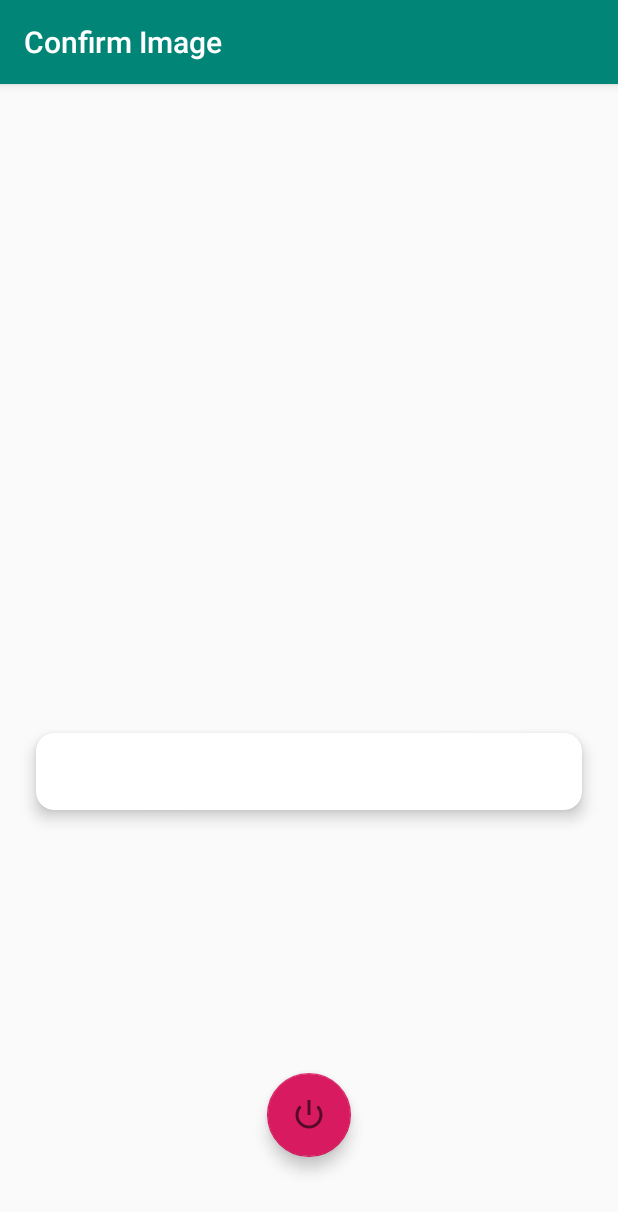
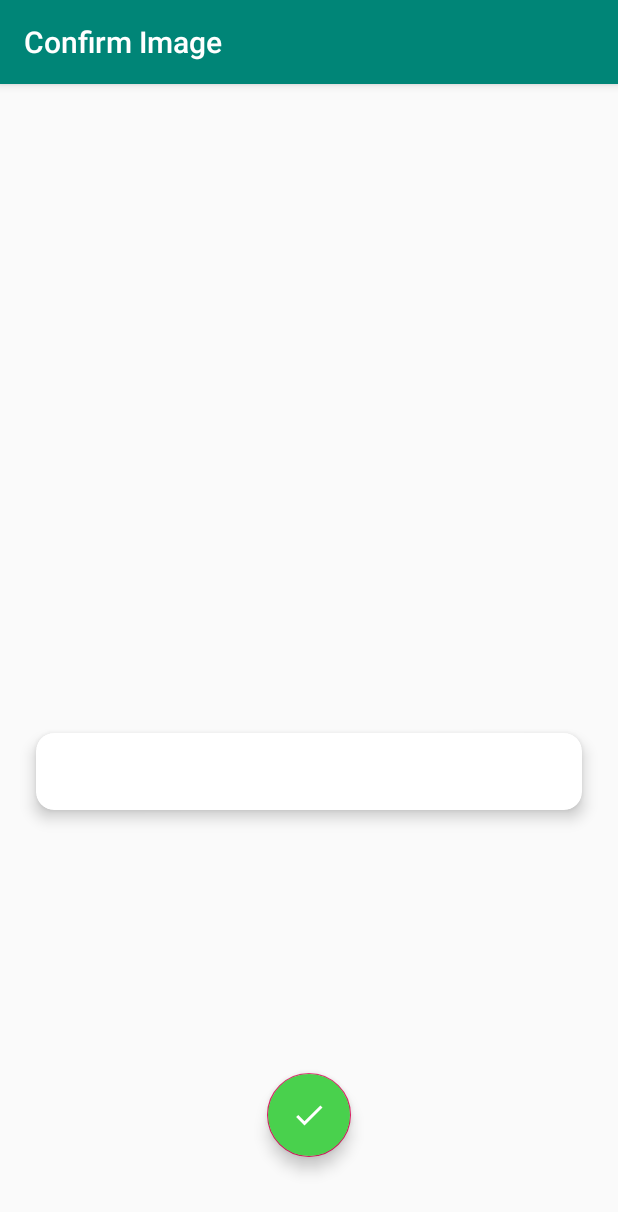
Before and after one commit to Automage/CalCam, an Android app: the ImageConfirmationActivity screen opened directly, with no data from a screen before it, on a phone screen of 412 x 824 dp. Shown: the top 1212 px of the screen. Run offline under Robolectric (Android 15) with nearby library versions, the phone set to English and light mode, and no system bars; libraries missing offline, so code that uses them is left out: com.google.firebase.ml; 4 statements that could not run were skipped.

Commit message:
Added FAB confirmation icon

```diff
--- /dev/null
+++ b/app/src/main/res/drawable-anydpi/ic_tick_icon.xml
@@ -0,0 +1,10 @@
+<vector xmlns:android="http://schemas.android.com/apk/res/android"
+    android:width="24dp"
+    android:height="24dp"
+    android:viewportWidth="24"
+    android:viewportHeight="24"
+    android:tint="#FFFFFF">
+    <path
+        android:fillColor="#FF000000"
+        android:pathData="M9,16.17L4.83,12l-1.42,1.41L9,19 21,7l-1.41,-1.41z"/>
+</vector>
--- a/app/src/main/res/layout/activity_image_confirmation.xml
+++ b/app/src/main/res/layout/activity_image_confirmation.xml
@@ -66,11 +66,12 @@
         android:layout_marginTop="8dp"
         android:layout_marginEnd="8dp"
         android:layout_marginBottom="8dp"
+        android:backgroundTint="@color/fab_confirmation_color"
         android:clickable="true"
         app:layout_constraintBottom_toBottomOf="parent"
         app:layout_constraintEnd_toEndOf="parent"
         app:layout_constraintStart_toStartOf="parent"
         app:layout_constraintTop_toBottomOf="@+id/scrollView"
-        app:srcCompat="@android:drawable/ic_lock_power_off" />
+        app:srcCompat="@drawable/ic_tick_icon" />
 
 </android.support.constraint.ConstraintLayout>
--- a/app/src/main/res/values/colors.xml
+++ b/app/src/main/res/values/colors.xml
@@ -3,4 +3,5 @@
     <color name="colorPrimary">#008577</color>
     <color name="colorPrimaryDark">#00574B</color>
     <color name="colorAccent">#D81B60</color>
+    <color name="fab_confirmation_color">#49d14d</color>
 </resources>
```
Also changed, not shown: app/src/main/res/drawable-hdpi/ic_tick_icon.png (added), app/src/main/res/drawable-mdpi/ic_tick_icon.png (added), app/src/main/res/drawable-xhdpi/ic_tick_icon.png (added), app/src/main/res/drawable-xxhdpi/ic_tick_icon.png (added).
